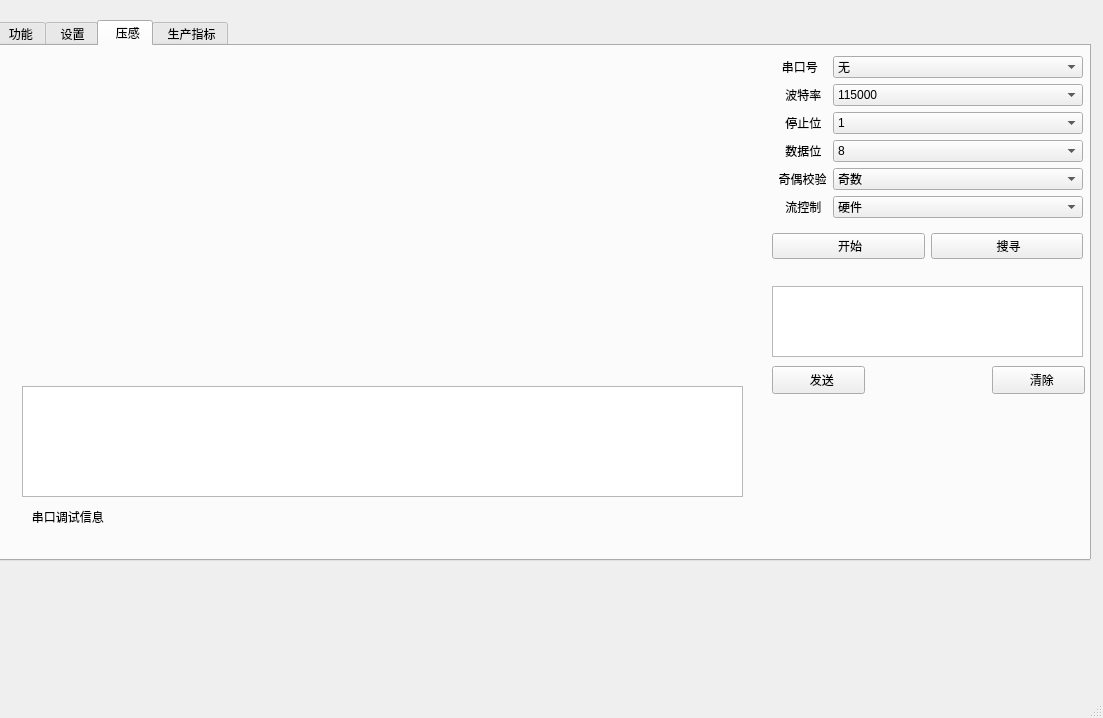
Qt form HM013-PC-user/HM013-PC/mainwindow.ui (zzfd97/K73_QTSerial) before a commit.
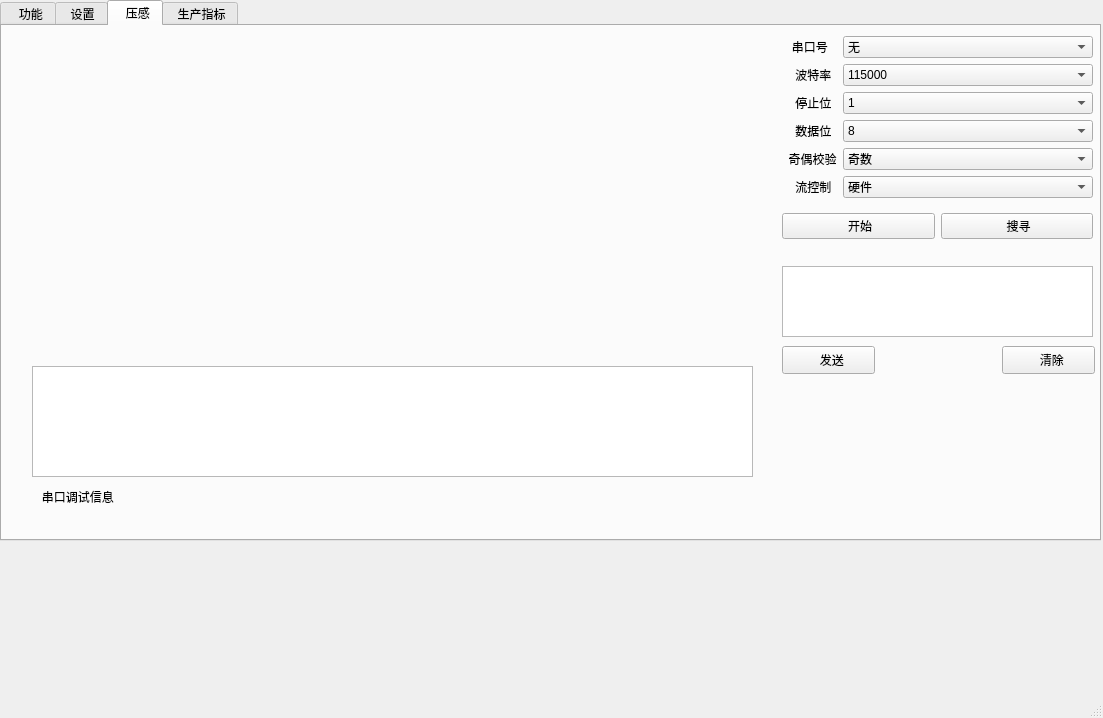
The same form after that commit. Icons and pictures are not drawn. Custom widgets are drawn as their Qt base class.

The edit to the form file:
```diff
--- a/HM013-PC-user/HM013-PC/mainwindow.ui
+++ b/HM013-PC-user/HM013-PC/mainwindow.ui
@@ -20,8 +20,8 @@
     </property>
     <property name="geometry">
      <rect>
-      <x>-10</x>
-      <y>20</y>
+      <x>0</x>
+      <y>0</y>
       <width>1101</width>
       <height>541</height>
      </rect>
```
